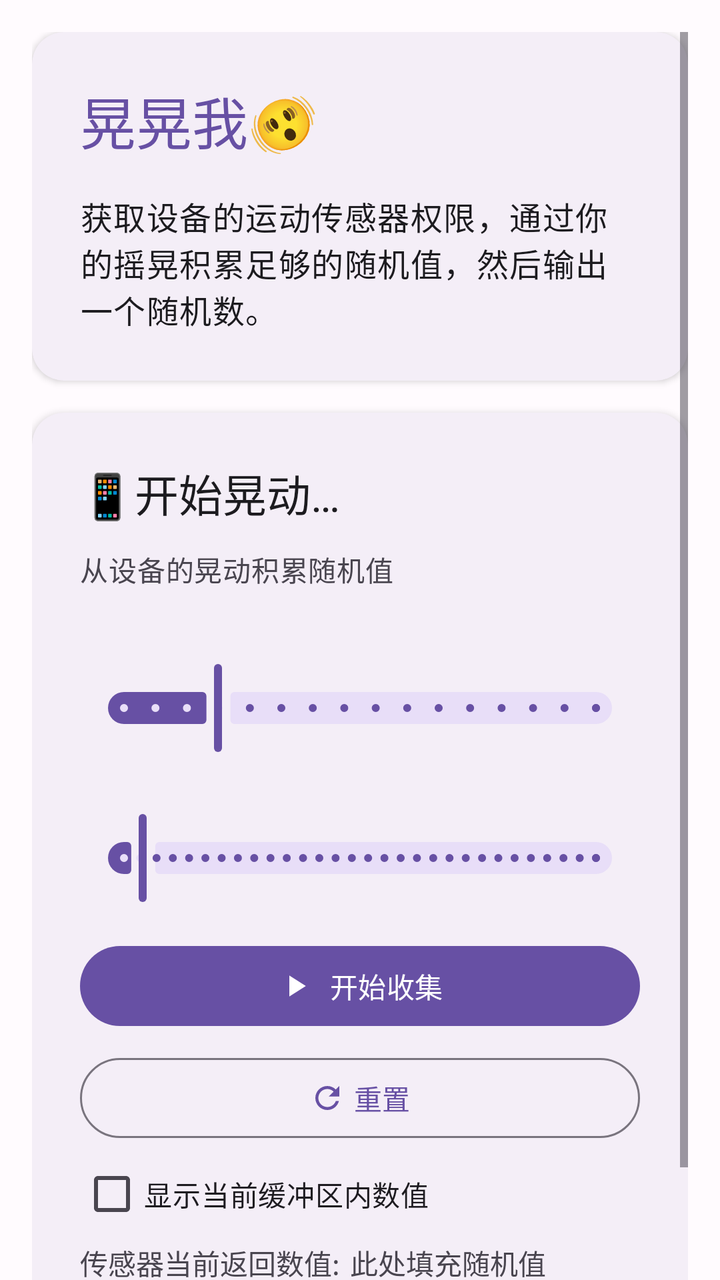
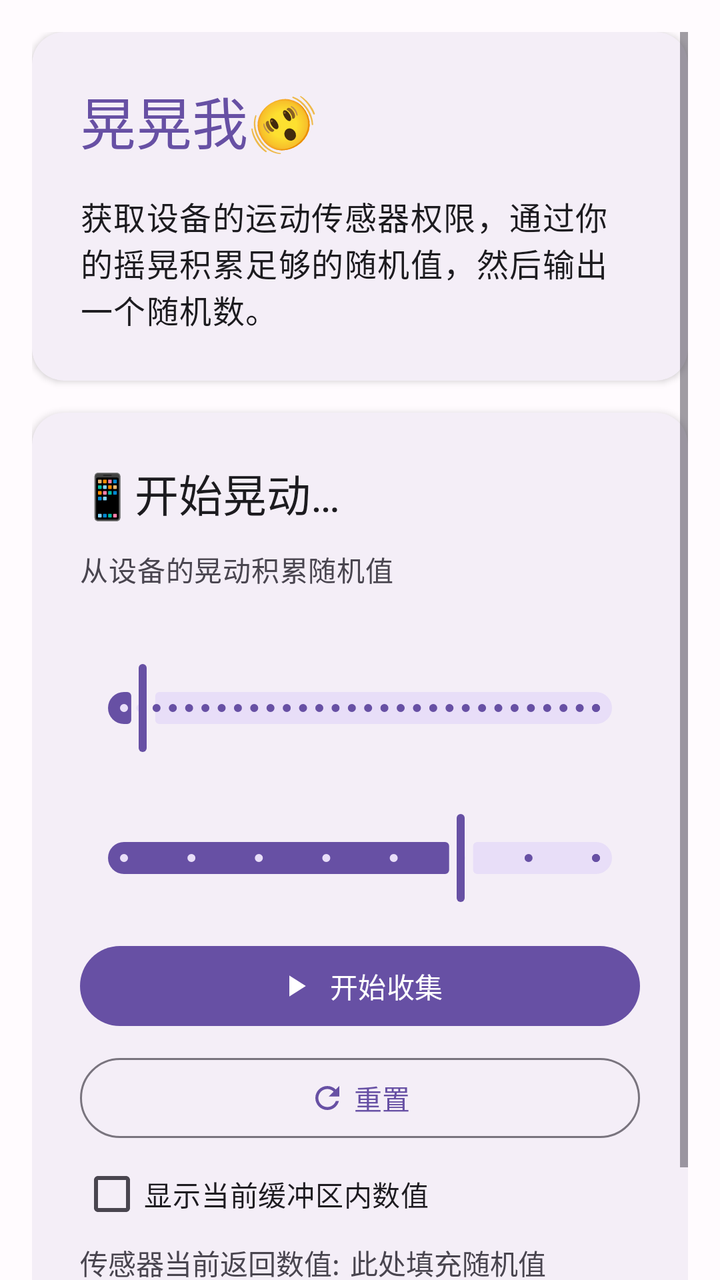

Two renders of the same Android screen: before a commit and after it. Below are the layout's source before the change and the commit's diff.
<!-- AndroidManifest.xml: application theme Theme.Lab -->
<!-- res/layout/fragment_wiggle.xml -->
<?xml version="1.0" encoding="utf-8"?>
<androidx.coordinatorlayout.widget.CoordinatorLayout xmlns:android="http://schemas.android.com/apk/res/android"
    xmlns:app="http://schemas.android.com/apk/res-auto"
    xmlns:tools="http://schemas.android.com/tools"
    android:layout_width="match_parent"
    android:layout_height="match_parent"
    tools:context=".WiggleFragment">

    <ScrollView
        android:layout_width="match_parent"
        android:layout_height="match_parent"
        android:clipToPadding="false"
        android:paddingStart="16dp"
        android:paddingTop="16dp"
        android:paddingEnd="16dp"
        android:paddingBottom="16dp">

        <LinearLayout
            android:layout_width="match_parent"
            android:layout_height="wrap_content"
            android:orientation="vertical">

            <com.google.android.material.card.MaterialCardView
                android:layout_width="match_parent"
                android:layout_height="wrap_content"
                app:cardCornerRadius="16dp"
                app:cardElevation="2dp"
                app:strokeWidth="0dp">

                <LinearLayout
                    android:layout_width="match_parent"
                    android:layout_height="wrap_content"
                    android:orientation="vertical"
                    android:padding="24dp">

                    <TextView
                        android:layout_width="match_parent"
                        android:layout_height="wrap_content"
                        android:text="@string/wiggle_title"
                        android:textAppearance="?attr/textAppearanceHeadlineMedium"
                        android:textColor="?attr/colorPrimary" />

                    <TextView
                        android:layout_width="match_parent"
                        android:layout_height="wrap_content"
                        android:layout_marginTop="16dp"
                        android:text="@string/wiggle_description"
                        android:textAppearance="?attr/textAppearanceBodyLarge"
                        android:textColor="?attr/colorOnSurface" />

                </LinearLayout>

            </com.google.android.material.card.MaterialCardView>

            <com.google.android.material.card.MaterialCardView
                android:layout_width="match_parent"
                android:layout_height="wrap_content"
                android:layout_marginTop="16dp"
                app:cardCornerRadius="16dp"
                app:cardElevation="2dp"
                app:strokeWidth="0dp">

                <LinearLayout
                    android:layout_width="match_parent"
                    android:layout_height="wrap_content"
                    android:orientation="vertical"
                    android:padding="24dp">

                    <TextView
                        android:layout_width="match_parent"
                        android:layout_height="wrap_content"
                        android:text="@string/wiggle_title_2"
                        android:textAppearance="?attr/textAppearanceTitleLarge"
                        android:textColor="?attr/colorOnSurface" />

                    <TextView
                        android:layout_width="match_parent"
                        android:layout_height="wrap_content"
                        android:layout_marginTop="12dp"
                        android:text="@string/wiggle_hint"
                        android:textAppearance="?attr/textAppearanceBodyMedium"
                        android:textColor="?attr/colorOnSurfaceVariant" />

                    <TextView
                        android:id="@+id/slider_data_size_label"
                        android:layout_width="match_parent"
                        android:layout_height="wrap_content"
                        android:layout_marginTop="16dp"
                        android:textSize="14sp" />

                    <com.google.android.material.slider.Slider
                        android:id="@+id/slider_data_size"
                        android:layout_width="match_parent"
                        android:layout_height="wrap_content"
                        android:valueFrom="256"
                        android:valueTo="4096"
                        android:stepSize="256"
                        android:value="1024" />

                    <TextView
                        android:id="@+id/slider_threshold_label"
                        android:layout_width="match_parent"
                        android:layout_height="wrap_content"
                        android:layout_marginTop="8dp"
                        android:textSize="14sp" />

                    <com.google.android.material.slider.Slider
                        android:id="@+id/slider_threshold"
                        android:layout_width="match_parent"
                        android:layout_height="wrap_content"
                        android:valueFrom="1"
                        android:valueTo="50"
                        android:stepSize="1"
                        android:value="3" />

                    <com.google.android.material.button.MaterialButton
                        android:id="@+id/btn_start"
                        android:layout_width="match_parent"
                        android:layout_height="wrap_content"
                        android:layout_marginTop="16dp"
                        android:text="@string/wiggle_start_button"
                        app:icon="@drawable/ic_play"
                        app:iconGravity="textStart" />

                    <com.google.android.material.button.MaterialButton
                        android:id="@+id/btn_reset"
                        style="@style/Widget.Material3.Button.OutlinedButton"
                        android:layout_width="match_parent"
                        android:layout_height="wrap_content"
                        android:layout_marginTop="8dp"
                        android:text="@string/wiggle_reset_button"
                        app:icon="@drawable/ic_refresh"
                        app:iconGravity="textStart" />

                    <CheckBox
                        android:id="@+id/check_box"
                        android:layout_width="wrap_content"
                        android:layout_height="wrap_content"
                        android:text="@string/wiggle_realtime_data_option" />

                    <LinearLayout
                        android:layout_width="match_parent"
                        android:layout_height="wrap_content"
                        android:orientation="horizontal">

                        <TextView
                            android:id="@+id/text_view_left"
                            android:layout_width="wrap_content"
                            android:layout_height="wrap_content"
                            android:text="@string/wiggle_realtime_data_title"
                            android:textSize="14sp" />

                        <TextView
                            android:id="@+id/text_view_right"
                            android:layout_width="0dp"
                            android:layout_height="wrap_content"
                            android:layout_weight="1"
                            android:layout_marginLeft="5dp"
                            android:gravity="start"
                            android:text="@string/wiggle_result_hint"
                            android:textSize="14sp" />

                    </LinearLayout>

                    <com.google.android.material.progressindicator.LinearProgressIndicator
                        android:id="@+id/progress_bar"
                        android:layout_width="match_parent"
                        android:layout_height="wrap_content"
                        android:layout_marginTop="16dp"
                        android:max="100"
                        android:progress="0"
                        app:trackCornerRadius="4dp" />

                    <TextView
                        android:id="@+id/result_title"
                        android:layout_width="match_parent"
                        android:layout_height="wrap_content"
                        android:layout_marginTop="16dp"
                        android:text="@string/wiggle_result_title"
                        android:textAppearance="?attr/textAppearanceBodyMediumEmphasized"
                        android:textColor="?attr/colorOnSurfaceVariant"
                        android:visibility="gone" />

                    <TextView
                        android:id="@+id/edit_result"
                        android:layout_width="match_parent"
                        android:layout_height="wrap_content"
                        android:layout_marginTop="8dp"
                        android:layout_gravity="center_horizontal"
                        android:gravity="center"
                        android:textAppearance="?attr/textAppearanceHeadlineSmall"
                        android:textColor="?attr/colorPrimary"
                        android:visibility="gone" />

                </LinearLayout>

            </com.google.android.material.card.MaterialCardView>

        </LinearLayout>

    </ScrollView>

</androidx.coordinatorlayout.widget.CoordinatorLayout>
<!-- resources referenced by this layout -->
<resources>
  <!-- drawable ic_play (drawable) -->
  <?xml version="1.0" encoding="utf-8"?>
  <vector xmlns:android="http://schemas.android.com/apk/res/android"
      android:width="24dp"
      android:height="24dp"
      android:viewportWidth="24"
      android:viewportHeight="24">
      <path
          android:fillColor="#000000"
          android:pathData="M8,5v14l11,-7z" />
  </vector>
  <!-- drawable ic_refresh (drawable) -->
  <?xml version="1.0" encoding="utf-8"?>
  <vector xmlns:android="http://schemas.android.com/apk/res/android"
      android:width="24dp"
      android:height="24dp"
      android:viewportWidth="24"
      android:viewportHeight="24">
      <path
          android:fillColor="#000000"
          android:pathData="M17.65,6.35C16.2,4.9 14.21,4 12,4c-4.42,0 -7.99,3.58 -7.99,8s3.57,8 7.99,8c3.73,0 6.84,-2.55 7.73,-6h-2.08c-0.82,2.33 -3.04,4 -5.65,4 -3.31,0 -6,-2.69 -6,-6s2.69,-6 6,-6c1.66,0 3.14,0.69 4.22,1.78L13,11h7V4l-2.35,2.35z" />
  </vector>
  <string name="wiggle_description">获取设备的运动传感器权限，通过你的摇晃积累足够的随机值，然后输出一个随机数。</string>
  <string name="wiggle_hint">从设备的晃动积累随机值</string>
  <string name="wiggle_realtime_data_option">显示当前缓冲区内数值</string>
  <string name="wiggle_realtime_data_title">传感器当前返回数值:</string>
  <string name="wiggle_reset_button">重置</string>
  <string name="wiggle_result_hint">此处填充随机值</string>
  <string name="wiggle_result_title">成功!随机值为:</string>
  <string name="wiggle_start_button">开始收集</string>
  <string name="wiggle_title">晃晃我🫨</string>
  <string name="wiggle_title_2">📱开始晃动…</string>
  <style name="Theme.Lab" parent="Base.Theme.Lab" />
  <color name="md_theme_primary">#6750A4</color>
  <color name="md_theme_onPrimary">#FFFFFF</color>
  <color name="md_theme_primaryContainer">#EADDFF</color>
  <color name="md_theme_onPrimaryContainer">#21005D</color>
  <color name="md_theme_secondary">#625B71</color>
  <color name="md_theme_onSecondary">#FFFFFF</color>
  <color name="md_theme_secondaryContainer">#E8DEF8</color>
  <color name="md_theme_onSecondaryContainer">#1D192B</color>
  <color name="md_theme_tertiary">#7D5260</color>
  <color name="md_theme_onTertiary">#FFFFFF</color>
  <color name="md_theme_tertiaryContainer">#FFD8E4</color>
  <color name="md_theme_onTertiaryContainer">#31111D</color>
  <color name="md_theme_error">#B3261E</color>
  <color name="md_theme_onError">#FFFFFF</color>
  <color name="md_theme_errorContainer">#F9DEDC</color>
  <color name="md_theme_onErrorContainer">#410E0B</color>
  <color name="md_theme_background">#FFFBFE</color>
  <color name="md_theme_onBackground">#1C1B1F</color>
  <color name="md_theme_surface">#FFFBFE</color>
  <color name="md_theme_onSurface">#1C1B1F</color>
  <color name="md_theme_surfaceVariant">#E7E0EC</color>
  <color name="md_theme_onSurfaceVariant">#49454F</color>
  <color name="md_theme_outline">#79747E</color>
  <color name="md_theme_outlineVariant">#CAC4D0</color>
  <!-- unchanged entries left out for length: 1 -->
</resources>

<!-- the commit's change to res/layout/fragment_wiggle.xml (unified diff, before → after) -->
@@ -82,26 +82,10 @@
                         android:textColor="?attr/colorOnSurfaceVariant" />
 
                     <TextView
-                        android:id="@+id/slider_data_size_label"
-                        android:layout_width="match_parent"
-                        android:layout_height="wrap_content"
-                        android:layout_marginTop="16dp"
-                        android:textSize="14sp" />
-
-                    <com.google.android.material.slider.Slider
-                        android:id="@+id/slider_data_size"
-                        android:layout_width="match_parent"
-                        android:layout_height="wrap_content"
-                        android:valueFrom="256"
-                        android:valueTo="4096"
-                        android:stepSize="256"
-                        android:value="1024" />
-
-                    <TextView
                         android:id="@+id/slider_threshold_label"
                         android:layout_width="match_parent"
                         android:layout_height="wrap_content"
-                        android:layout_marginTop="8dp"
+                        android:layout_marginTop="16dp"
                         android:textSize="14sp" />
 
                     <com.google.android.material.slider.Slider
@@ -112,6 +96,22 @@
                         android:valueTo="50"
                         android:stepSize="1"
                         android:value="3" />
+
+                    <TextView
+                        android:id="@+id/slider_quality_label"
+                        android:layout_width="match_parent"
+                        android:layout_height="wrap_content"
+                        android:layout_marginTop="8dp"
+                        android:textSize="14sp" />
+
+                    <com.google.android.material.slider.Slider
+                        android:id="@+id/slider_quality"
+                        android:layout_width="match_parent"
+                        android:layout_height="wrap_content"
+                        android:valueFrom="60"
+                        android:valueTo="95"
+                        android:stepSize="5"
+                        android:value="85" />
 
                     <com.google.android.material.button.MaterialButton
                         android:id="@+id/btn_start"
